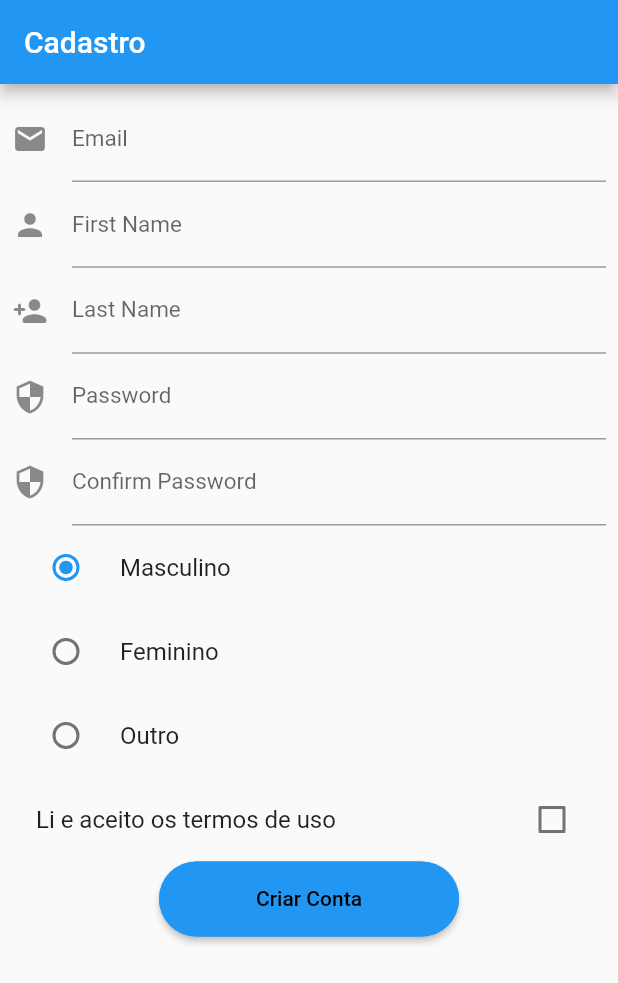
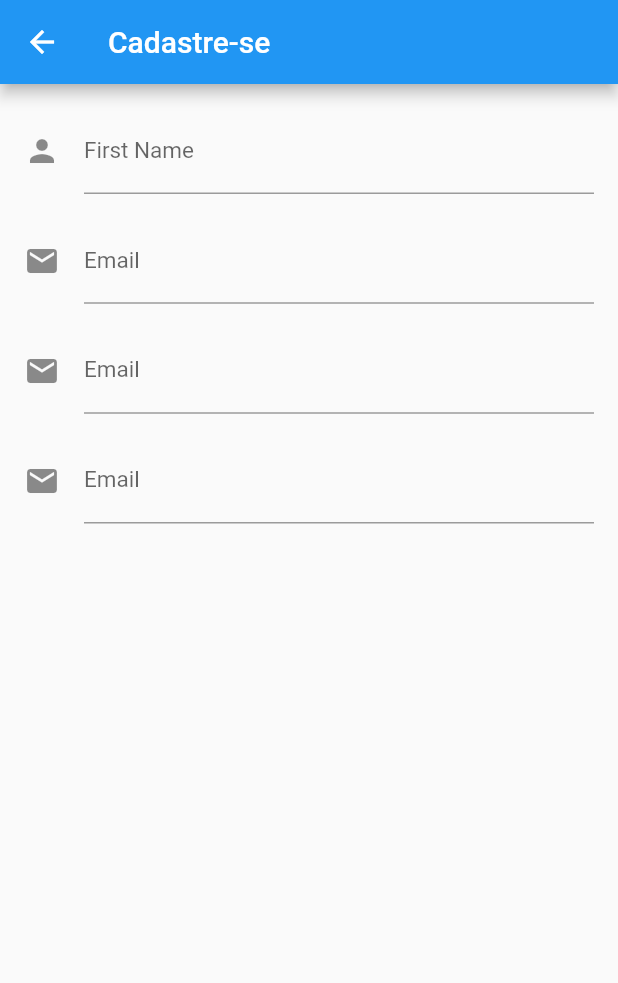
Before and after one commit to vitorKogawa/SI700, a Flutter app: the screen it shows after launch, after a tap on "Criar Conta", on a phone screen of 412 x 824 dp. Shown: the top 983 px of the screen. Run offline on Flutter 3.47's test engine with Material 2 defaults, Android fonts, the phone set to English and light mode, and no system bars; our stand-ins replace equatable; network calls fail.

Commit message:
refatorando projeto

```diff
--- a/entrega03/exercicio03/lib/AppWidget.dart
+++ b/entrega03/exercicio03/lib/AppWidget.dart
@@ -1,33 +1,37 @@
-import 'package:exercicio03/controller/AppController.dart';
-import 'package:exercicio03/view/DetalhesLivro/DetalhesLivro.dart';
-import 'package:exercicio03/view/HomePage/HomePage.dart';
-import 'package:exercicio03/view/Sobre/Sobre.dart';
-import 'package:exercicio03/view/cadastroUsuario/CadastroUsuario.dart';
-import 'package:exercicio03/view/login/LoginPage.dart';
+import 'package:exercicio03/controller/DarkModeController.dart';
+import 'package:exercicio03/routes/AppRoutes.dart';
 import 'package:flutter/cupertino.dart';
 import 'package:flutter/material.dart';
+import 'package:exercicio03/screens/Login/LoginScreen.dart';
+import 'package:exercicio03/screens/HomePage/HomePage.dart';
+import 'package:exercicio03/screens/About/AboutScreen.dart';
+import 'package:exercicio03/screens/User/Create/CadastroUsuario.dart';
+import 'package:exercicio03/screens/BookDetails/BookDetailsScreen.dart';
 
 class AppWidget extends StatelessWidget {
   @override
   Widget build(BuildContext context) {
     return AnimatedBuilder(
-        animation: AppController.instance,
+      animation: DarkModeController.instance,
       builder: (context, builder) {
         return MaterialApp(
           theme: ThemeData(
             primarySwatch: Colors.blue,
-                brightness: AppController.instance.isDarkTheme
+            brightness: DarkModeController.instance.isDarkTheme
                 ? Brightness.dark
-                    : Brightness.light),
-            initialRoute: '/',
+                : Brightness.light,
+          ),
+          home: LoginScreen(),
           routes: {
-              '/': (context) => LoginPage(),
-              '/home': (context) => HomePageWidget(),
-              '/about': (context) => SobreWidget(),
-              '/cadastro-usuario': (context) => CadastroUsuario(),
-              '/see-book': (context) => DetalhesLivroWidget()
+            AppRoutes.LOGIN: (context) => LoginScreen(),
+            AppRoutes.HOME: (context) => HomeScreen(),
+            AppRoutes.ABOUT: (context) => AboutScreen(),
+            AppRoutes.USER_REGISTRATION: (context) => UserRegisterScreen(),
+            AppRoutes.BOOK_DETAILS: (context) => BookDetailsScreen(),
+            // AppRoutes.USER_LIST: (context) => ListUser()
           },
         );
-        });
+      },
+    );
   }
 }
--- a/entrega03/exercicio03/lib/controller/AppController.dart
+++ b/entrega03/exercicio03/lib/controller/DarkModeController.dart
@@ -1,8 +1,7 @@
 import 'package:flutter/cupertino.dart';
 
-class AppController extends ChangeNotifier {
-  //singleton
-  static AppController instance = AppController();
+class DarkModeController extends ChangeNotifier {
+  static DarkModeController instance = DarkModeController();
 
   bool isDarkTheme = false;
   changeTheme() {
--- /dev/null
+++ b/entrega03/exercicio03/lib/models/User.dart
@@ -0,0 +1,32 @@
+import 'package:equatable/equatable.dart';
+
+class User extends Equatable {
+  String id;
+  String firstName;
+  String lastName;
+  String email;
+  String password;
+  bool isEnabled;
+
+  User(
+      {this.id,
+      this.firstName,
+      this.lastName,
+      this.email,
+      this.password,
+      this.isEnabled});
+
+  factory User.fromJson(Map<String, dynamic> json) {
+    return User(
+        id: json['id'] as String,
+        firstName: json['firstName'] as String,
+        lastName: json['lastName'] as String,
+        email: json['email'] as String,
+        password: json['password'] as String,
+        isEnabled: json['isEnabled'] as bool);
+  }
+
+  @override
+  List<Object> get props =>
+      [id, firstName, lastName, email, password, isEnabled];
+}
--- /dev/null
+++ b/entrega03/exercicio03/lib/routes/AppRoutes.dart
@@ -0,0 +1,8 @@
+class AppRoutes {
+  static final HOME = "/home";
+  static final ABOUT = "/about";
+  static final LOGIN = "/login";
+  static final USER_REGISTRATION = "/user-registration";
+  static final BOOK_DETAILS = "/book-details";
+  static final USER_LIST = "/user-list";
+}
--- a/entrega03/exercicio03/lib/view/Sobre/Sobre.dart
+++ b/entrega03/exercicio03/lib/screens/About/AboutScreen.dart
@@ -1,21 +1,15 @@
-// Construção do Tab Bar - Barra de Navegação
+import 'package:exercicio03/screens/About/tela1/tela_01.dart';
+import 'package:exercicio03/screens/About/tela2/tela_02.dart';
+import 'package:exercicio03/screens/About/tela3/tela_03.dart';
+import 'package:exercicio03/widget/core/CustomDrawer.dart';
+import 'package:exercicio03/widget/core/CustomSwitch.dart';
+import 'package:flutter/material.dart';
 
-// realizar os imports das outras pastas e arquivos
-
-import 'package:exercicio03/customWidgets/CustomDrawer.dart';
-import 'package:exercicio03/customWidgets/CustomSwitch.dart';
-// import 'package:exercicio03/view/login/LoginPage.dart';
-import 'package:flutter/material.dart';
-import 'package:exercicio03/view/tela1/tela_01.dart';
-import 'package:exercicio03/view/tela2/tela_02.dart';
-import 'package:exercicio03/view/tela3/tela_03.dart';
-// import 'package:exercicio03/controller/AppController.dart';
-
-class SobreWidget extends StatelessWidget {
+class AboutScreen extends StatelessWidget {
   @override
   Widget build(BuildContext context) {
     return DefaultTabController(
-      length: 3, // dividir a navegação em 3 partes
+      length: 3,
       initialIndex: 0,
       child: Scaffold(
         drawer: CustomDrawer(),
@@ -24,7 +18,6 @@ class SobreWidget extends StatelessWidget {
           title: Text("Apresentação Duplas e Projeto"),
           bottom: TabBar(
             isScrollable: false,
-            // definir as telas
             tabs: [
               Tab(
                 child: Text('Enzo'),
--- a/entrega03/exercicio03/lib/view/DetalhesLivro/DetalhesLivro.dart
+++ b/entrega03/exercicio03/lib/screens/BookDetails/BookDetailsScreen.dart
@@ -1,15 +1,15 @@
-import 'package:exercicio03/customWidgets/CustomDrawer.dart';
+import 'package:exercicio03/widget/core/CustomDrawer.dart';
 import 'package:flutter/cupertino.dart';
 import 'package:flutter/material.dart';
 
-class DetalhesLivroWidget extends StatefulWidget {
+class BookDetailsScreen extends StatefulWidget {
   @override
-  State<DetalhesLivroWidget> createState() {
-    return DetalhesLivroState();
+  State<BookDetailsScreen> createState() {
+    return BookDetailsScreenState();
   }
 }
 
-class DetalhesLivroState extends State<DetalhesLivroWidget> {
+class BookDetailsScreenState extends State<BookDetailsScreen> {
   @override
   Widget build(BuildContext context) {
     return Scaffold(
--- a/entrega03/exercicio03/lib/view/HomePage/HomePage.dart
+++ b/entrega03/exercicio03/lib/screens/HomePage/HomePage.dart
@@ -1,15 +1,15 @@
-import 'package:exercicio03/customWidgets/CustomDrawer.dart';
+import 'package:exercicio03/widget/core/CustomDrawer.dart';
 import 'package:flutter/cupertino.dart';
 import 'package:flutter/material.dart';
 
-class HomePageWidget extends StatefulWidget {
+class HomeScreen extends StatefulWidget {
   @override
-  State<HomePageWidget> createState() {
+  State<HomeScreen> createState() {
     return HomePageState();
   }
 }
 
-class HomePageState extends State<HomePageWidget> {
+class HomePageState extends State<HomeScreen> {
   @override
   Widget build(BuildContext context) {
     return Scaffold(
--- /dev/null
+++ b/entrega03/exercicio03/lib/screens/Login/LoginScreen.dart
@@ -0,0 +1,139 @@
+//import 'package:exercicio03/customWidgets/CustomDrawer.dart';
+import 'package:exercicio03/routes/AppRoutes.dart';
+import 'package:flutter/cupertino.dart';
+import 'package:flutter/material.dart';
+import 'package:flutter/services.dart';
+//import 'package:exercicio03/userdata/login.dart';
+
+class LoginScreen extends StatefulWidget {
+  @override
+  State<LoginScreen> createState() {
+    return LoginScreenState();
+  }
+}
+
+class LoginScreenState extends State<LoginScreen> {
+  final formKey = GlobalKey<FormState>();
+  String email = '';
+  String password = '';
+
+  @override
+  Widget build(BuildContext context) {
+    return Scaffold(
+      body: SingleChildScrollView(
+        child: SizedBox(
+          width: MediaQuery.of(context).size.width,
+          height: MediaQuery.of(context).size.height,
+          child: Padding(
+            padding: const EdgeInsets.all(8.0),
+            child: Form(
+              key: formKey,
+              child: ListView(
+                padding: EdgeInsets.all(16),
+                children: [
+                  buildLogo(),
+                  SizedBox(height: 30),
+                  buildEmail(),
+                  SizedBox(height: 20),
+                  buildPassword(),
+                  SizedBox(height: 20),
+                  buildBtnLogin(),
+                  SizedBox(height: 20),
+                  buildUserRegister()
+                ],
+              ),
+            ),
+          ),
+        ),
+      ),
+    );
+  }
+
+  Widget buildLogo() {
+    return Container(
+      decoration: BoxDecoration(
+        borderRadius: BorderRadius.circular(200),
+      ),
+      child: ClipRRect(
+        borderRadius: BorderRadius.circular(200),
+        child: Image.asset('assets/images/book.png', width: 200),
+      ),
+    );
+  }
+
+  Widget buildEmail() {
+    return TextFormField(
+      onSaved: (value) => setState(() => this.email = value),
+      keyboardType: TextInputType.emailAddress,
+      decoration: InputDecoration(
+        labelText: 'Email',
+        border: UnderlineInputBorder(),
+        icon: Icon(Icons.person),
+      ),
+    );
+  }
+
+  Widget buildPassword() {
+    return TextFormField(
+      onSaved: (value) => setState(() => this.password = value),
+      obscureText: true,
+      decoration: InputDecoration(
+        labelText: 'Password',
+        border: UnderlineInputBorder(),
+        icon: Icon(Icons.security),
+      ),
+    );
+  }
+
+  Widget buildBtnLogin() {
+    return SizedBox(
+      width: 100.00,
+      height: 50.00,
+      child: ElevatedButton(
+        onPressed: () => {
+          formKey.currentState.save(),
+          print('Email: ${this.email}\nPassword: ${this.password}'),
+          // Navigator.pushNamed(
+          //   context,
+          //   AppRoutes.HOME,
+          // )
+        },
+        child: Text('Logar'),
+        style: ButtonStyle(
+          shape: MaterialStateProperty.all<RoundedRectangleBorder>(
+            RoundedRectangleBorder(
+              borderRadius: BorderRadius.circular(30.0),
+              side: BorderSide(color: Colors.blue),
+            ),
+          ),
+        ),
+      ),
+    );
+  }
+
+  Widget buildUserRegister() {
+    return SizedBox(
+      width: 200.00,
+      height: 50.00,
+      child: ElevatedButton(
+        onPressed: () => Navigator.pushNamed(
+          context,
+          AppRoutes.USER_REGISTRATION,
+        ),
+        child: Text(
+          'Criar Conta',
+          style: TextStyle(color: Colors.black),
+        ),
+        style: ButtonStyle(
+          backgroundColor: MaterialStateProperty.all<Color>(Colors.white),
+          shape: MaterialStateProperty.all<RoundedRectangleBorder>(
+            RoundedRectangleBorder(
+              borderRadius: BorderRadius.circular(30.0),
+              side: BorderSide(color: Colors.blue),
+            ),
+          ),
+        ),
+      ),
+    );
+  }
+}
--- /dev/null
+++ b/entrega03/exercicio03/lib/screens/User/Create/CadastroUsuario.dart
@@ -0,0 +1,142 @@
+import 'package:exercicio03/models/User.dart';
+import 'package:flutter/cupertino.dart';
+import 'package:flutter/material.dart';
+
+class UserRegisterScreen extends StatefulWidget {
+  @override
+  State<UserRegisterScreen> createState() {
+    return UserRegisterScreenState();
+  }
+}
+
+class UserRegisterScreenState extends State<UserRegisterScreen> {
+  final formKey = GlobalKey<FormState>();
+  String email = '';
+  String firstName = '';
+  String lastName = '';
+  String password = '';
+
+  @override
+  Widget build(BuildContext context) {
+    return Scaffold(
+      appBar: AppBar(
+        title: Text("Cadastre-se"),
+      ),
+      body: Form(
+        key: formKey,
+        child: ListView(
+          padding: EdgeInsets.all(16),
+          children: [
+            buildFirstName(),
+            SizedBox(height: 16),
+            buildLastName(),
+            SizedBox(height: 16),
+            buildEmail(),
+            SizedBox(height: 16),
+            buildPassword(),
+            SizedBox(height: 16)
+          ],
+        ),
+      ),
+    );
+  }
+
+  Widget buildFirstName() {
+    return TextFormField(
+      onSaved: (value) => setState(
+        () => this.firstName = value,
+      ),
+      decoration: InputDecoration(
+        labelText: 'First Name',
+        border: UnderlineInputBorder(),
+        icon: Icon(Icons.person),
+      ),
+      style: TextStyle(fontSize: 15),
+    );
+  }
+
+  Widget buildLastName() {
+    return TextFormField(
+      onSaved: (value) => setState(
+        () => this.lastName = value,
+      ),
+      keyboardType: TextInputType.emailAddress,
+      decoration: InputDecoration(
+        labelText: 'Email',
+        border: UnderlineInputBorder(),
+        icon: Icon(Icons.email),
+      ),
+      style: TextStyle(fontSize: 15),
+    );
+  }
+
+  Widget buildEmail() {
+    return TextFormField(
+      onSaved: (value) => setState(
+        () => this.email = value,
+      ),
+      keyboardType: TextInputType.emailAddress,
+      decoration: InputDecoration(
+        labelText: 'Email',
+        border: UnderlineInputBorder(),
+        icon: Icon(Icons.email),
+      ),
+      style: TextStyle(fontSize: 15),
+    );
+  }
+
+  Widget buildPassword() {
+    return TextFormField(
+      onSaved: (value) => setState(() => this.password),
+      keyboardType: TextInputType.emailAddress,
+      decoration: InputDecoration(
+        labelText: 'Email',
+        border: UnderlineInputBorder(),
+        icon: Icon(Icons.email),
+      ),
+      style: TextStyle(fontSize: 15),
+    );
+  }
+
+  Widget buildSubmit() {
+    return SizedBox(
+      width: 200.00,
+      height: 50.00,
+      child: ElevatedButton(
+        onPressed: () {
+          formKey.currentState.save();
+          User newUser = User(
+              id: null,
+              firstName: this.firstName,
+              lastName: this.lastName,
+              email: this.email,
+              password: this.password,
+              isEnabled: null);
+
+          print(newUser);
+
+          // var result = await userRepository.store(user: newUser);
+
+          // if (result) {
+          //   Navigator.of(context).pushNamed(AppRoutes.USER_LIST);
+          // } else {
+          //   print("erro");
+          // }
+        },
+        child: Text(
+          'Criar Conta',
+          style: TextStyle(color: Colors.white),
+        ),
+        style: ButtonStyle(
+          backgroundColor: MaterialStateProperty.all<Color>(Colors.blue),
+          shape: MaterialStateProperty.all<RoundedRectangleBorder>(
+            RoundedRectangleBorder(
+              borderRadius: BorderRadius.circular(30.0),
+              side: BorderSide(color: Colors.blue),
+            ),
+          ),
+        ),
+      ),
+    );
+  }
+}
--- a/entrega03/exercicio03/lib/view/cadastroUsuario/CadastroUsuario.dart
+++ /dev/null
@@ -1,124 +0,0 @@
-import 'package:exercicio03/customWidgets/CustomRadioListTileButtonsGender.dart';
-import 'package:flutter/cupertino.dart';
-import 'package:flutter/material.dart';
-
-class CadastroUsuario extends StatefulWidget {
-  @override
-  State<CadastroUsuario> createState() {
-    return CadastroUsuarioState();
-  }
-}
-
-class CadastroUsuarioState extends State<CadastroUsuario> {
-  @override
-  Widget build(BuildContext context) {
-    return CadastroUsuarioBody();
-  }
-}
-
-enum Gender { masculino, feminino, outro }
-
-class CadastroUsuarioBody extends StatelessWidget {
-  //melhorar isso aqui depois
-  String email = '';
-  String firstName = '';
-  String lastName = '';
-  String password = '';
-  String confirmPassword = '';
-  bool termosDeUso = false;
-
-  @override
-  Widget build(BuildContext context) {
-    return Scaffold(
-        appBar: AppBar(title: Text('Cadastro')),
-        body: Container(
-            child: Padding(
-          padding: const EdgeInsets.all(8.0),
-          child: Column(
-            children: [
-              TextField(
-                onChanged: (value) => email = value,
-                keyboardType: TextInputType.emailAddress,
-                decoration: InputDecoration(
-                    labelText: 'Email',
-                    border: UnderlineInputBorder(),
-                    icon: Icon(Icons.email)),
-                style: TextStyle(fontSize: 15),
-              ),
-              TextField(
-                onChanged: (value) => firstName = value,
-                decoration: InputDecoration(
-                    labelText: 'First Name',
-                    border: UnderlineInputBorder(),
-                    icon: Icon(Icons.person)),
-                style: TextStyle(fontSize: 15),
-              ),
-              TextField(
-                onChanged: (value) => lastName = value,
-                decoration: InputDecoration(
-                    labelText: 'Last Name',
-                    border: UnderlineInputBorder(),
-                    icon: Icon(Icons.person_add_rounded)),
-                style: TextStyle(fontSize: 15),
-              ),
-              TextField(
-                onChanged: (value) => email = value,
-                obscureText: true,
-                decoration: InputDecoration(
-                    labelText: 'Password',
-                    border: UnderlineInputBorder(),
-                    icon: Icon(Icons.security)),
-                style: TextStyle(fontSize: 15),
-              ),
-              TextField(
-                onChanged: (value) => email = value,
-                obscureText: true,
-                decoration: InputDecoration(
-                    labelText: 'Confirm Password',
-                    border: UnderlineInputBorder(),
-                    icon: Icon(Icons.security_sharp)),
-                style: TextStyle(fontSize: 15),
-              ),
-              RadioListTileButtonGenderWidget(),
-              CheckboxListTile(
-                  title: Text('Li e aceito os termos de uso'),
-                  value: termosDeUso,
-                  onChanged: (bool value) {
-                    setState(() => termosDeUso = value);
-                  }),
-              SizedBox(
-                  width: 200.00,
-                  height: 50.00,
-                  child: ElevatedButton(
-                    onPressed: () {
-                      final snackBar = SnackBar(
-                        content: Text('Cadastro realizado com sucesso.'),
-                        action: SnackBarAction(
-                          label: 'OK',
-                          onPressed: () {
-                            print('Enviar dados para o banco.');
-                          },
-                        ),
-                      );
-                      ScaffoldMessenger.of(context).showSnackBar(snackBar);
-                    },
-                    child: Text(
-                      'Criar Conta',
-                      style: TextStyle(color: Colors.black),
-                    ),
-                    style: ButtonStyle(
-                        backgroundColor:
-                            MaterialStateProperty.all<Color>(Colors.blue),
-                        shape:
-                            MaterialStateProperty.all<RoundedRectangleBorder>(
-                                RoundedRectangleBorder(
-                                    borderRadius: BorderRadius.circular(30.0),
-                                    side: BorderSide(color: Colors.blue)))),
-                  ))
-            ],
-          ),
-        )));
-  }
-
-  setState(Null Function() param0) {}
-}
--- a/entrega03/exercicio03/lib/view/login/LoginPage.dart
+++ /dev/null
@@ -1,122 +0,0 @@
-//import 'package:exercicio03/customWidgets/CustomDrawer.dart';
-import 'package:flutter/cupertino.dart';
-import 'package:flutter/material.dart';
-import 'package:flutter/services.dart';
-//import 'package:exercicio03/userdata/login.dart';
-
-class LoginPage extends StatefulWidget {
-  @override
-  State<LoginPage> createState() {
-    return LoginPageState();
-  }
-}
-
-class LoginPageState extends State<LoginPage> {
-  @override
-  Widget build(BuildContext context) {
-    return Scaffold(body: FormLoginBody());
-  }
-}
-
-class FormLoginBody extends StatelessWidget {
-  String email = '';
-  String password = '';
-
-  @override
-  Widget build(BuildContext context) {
-    return SingleChildScrollView(
-      child: SizedBox(
-          width: MediaQuery.of(context).size.width,
-          height: MediaQuery.of(context).size.height,
-          child: Padding(
-            padding: const EdgeInsets.all(8.0),
-            child: Column(
-              mainAxisAlignment: MainAxisAlignment.center,
-              children: [
-                Container(
-                    decoration:
-                        BoxDecoration(borderRadius: BorderRadius.circular(200)),
-                    child: ClipRRect(
-                        borderRadius: BorderRadius.circular(200),
-                        child:
-                            Image.asset('assets/images/book.png', width: 200))),
-                SizedBox(height: 30),
-                TextField(
-                  onChanged: (value) => email = value,
-                  keyboardType: TextInputType.emailAddress,
-                  decoration: InputDecoration(
-                    labelText: 'Email',
-                    border: UnderlineInputBorder(),
-                    icon: Icon(Icons.person),
-                  ),
-                ),
-                SizedBox(height: 20),
-                TextField(
-                  onChanged: (value) => password = value,
-                  obscureText: true,
-                  decoration: InputDecoration(
-                      labelText: 'Password',
-                      border: UnderlineInputBorder(),
-                      icon: Icon(Icons.security)),
-                ),
-                SizedBox(height: 20),
-                SizedBox(
-                    width: 200.00,
-                    height: 50.00,
-                    child: ElevatedButton(
-                      onPressed: () =>
-                          Navigator.pushNamed(context, '/home'),
-                      child: Text('Logar'),
-                      style: ButtonStyle(
-                          shape:
-                              MaterialStateProperty.all<RoundedRectangleBorder>(
-                                  RoundedRectangleBorder(
-                                      borderRadius: BorderRadius.circular(30.0),
-                                      side: BorderSide(color: Colors.blue)))),
-                    )),
-                SizedBox(height: 20),
-                SizedBox(
-                    width: 200.00,
-                    height: 50.00,
-                    child: ElevatedButton(
-                      onPressed: () => Navigator.pushReplacementNamed(
-                          context, '/cadastro-usuario'),
-                      child: Text(
-                        'Criar Conta',
-                        style: TextStyle(color: Colors.black),
-                      ),
-                      style: ButtonStyle(
-                          backgroundColor:
-                              MaterialStateProperty.all<Color>(Colors.white),
-                          shape:
-                              MaterialStateProperty.all<RoundedRectangleBorder>(
-                                  RoundedRectangleBorder(
-                                      borderRadius: BorderRadius.circular(30.0),
-                                      side: BorderSide(color: Colors.blue)))),
-                    )),
-                /* Row(
-                  children: [
-                    Flexible(
-                        child: Text(
-                      "Ok",
-                      style: TextStyle(
-                          fontSize: 15, fontWeight: FontWeight.normal),
-                    )),
-                    Checkbox(
-                      onChanged: (bool inValue) {
-                        setState(() {
-                          LoginData.checkboxValue = inValue;
-                        });
-                      },
-                      value: LoginData.checkboxValue,
-                    )
-                  ],
-                ) */
-              ],
-            ),
-          )),
-    );
-  }
-
-  void setState(Null Function() param0) {}
-}
--- a/entrega03/exercicio03/lib/customWidgets/CustomSwitch.dart
+++ b/entrega03/exercicio03/lib/widget/core/CustomSwitch.dart
@@ -1,4 +1,4 @@
-import 'package:exercicio03/controller/AppController.dart';
+import 'package:exercicio03/controller/DarkModeController.dart';
 import 'package:flutter/cupertino.dart';
 import 'package:flutter/material.dart';
 
@@ -6,7 +6,7 @@ class CustomSwitch extends StatelessWidget {
   @override
   Widget build(BuildContext context) {
     return Switch(
-        value: AppController.instance.isDarkTheme,
-        onChanged: (value) => AppController.instance.changeTheme());
+        value: DarkModeController.instance.isDarkTheme,
+        onChanged: (value) => DarkModeController.instance.changeTheme());
   }
 }
--- a/entrega03/exercicio03/pubspec.yaml
+++ b/entrega03/exercicio03/pubspec.yaml
@@ -24,6 +24,8 @@ dependencies:
   flutter:
     sdk: flutter
   http: ^0.13.3
+  flutter_bloc: ^7.0.1
+  equatable: ^2.0.2
 
 
   # The following adds the Cupertino Icons font to your application.
```
Also changed, not shown: entrega03/exercicio03/lib/screens/About/tela1/tela_01.dart (renamed from entrega03/exercicio03/lib/view/tela1/tela_01.dart), entrega03/exercicio03/lib/screens/About/tela2/tela_02.dart (renamed from entrega03/exercicio03/lib/view/tela2/tela_02.dart), entrega03/exercicio03/lib/screens/About/tela3/tela_03.dart (renamed from entrega03/exercicio03/lib/view/tela3/tela_03.dart), entrega03/exercicio03/lib/widget/core/CustomDrawer.dart (renamed from entrega03/exercicio03/lib/customWidgets/CustomDrawer.dart), entrega03/exercicio03/lib/widget/core/CustomRadioListTileButtonsGender.dart (renamed from entrega03/exercicio03/lib/customWidgets/CustomRadioListTileButtonsGender.dart), entrega03/exercicio03/pubspec.lock. Lines whose indentation alone changed are shown as unchanged.
